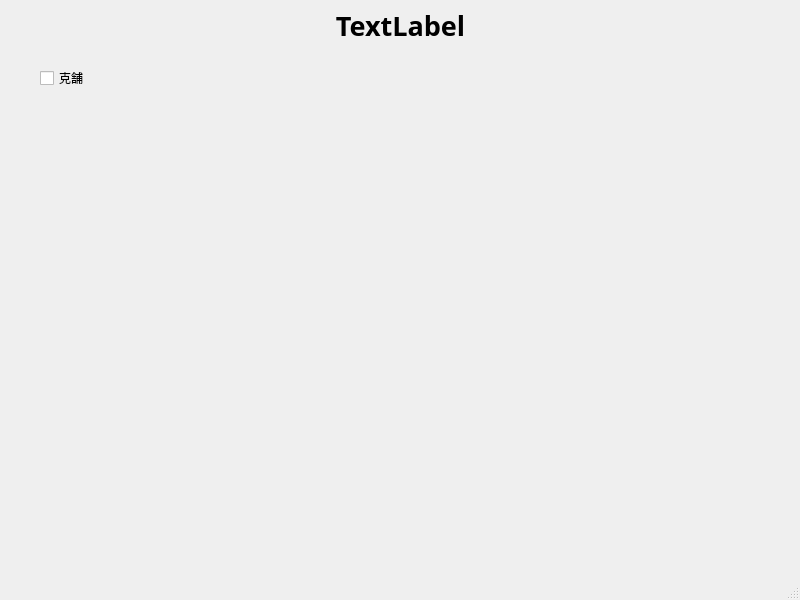
Before: the Qt Designer form Code/PyTick/Scripts/PyTick.ui in Joiner12/Python_M, drawn with Qt 5.
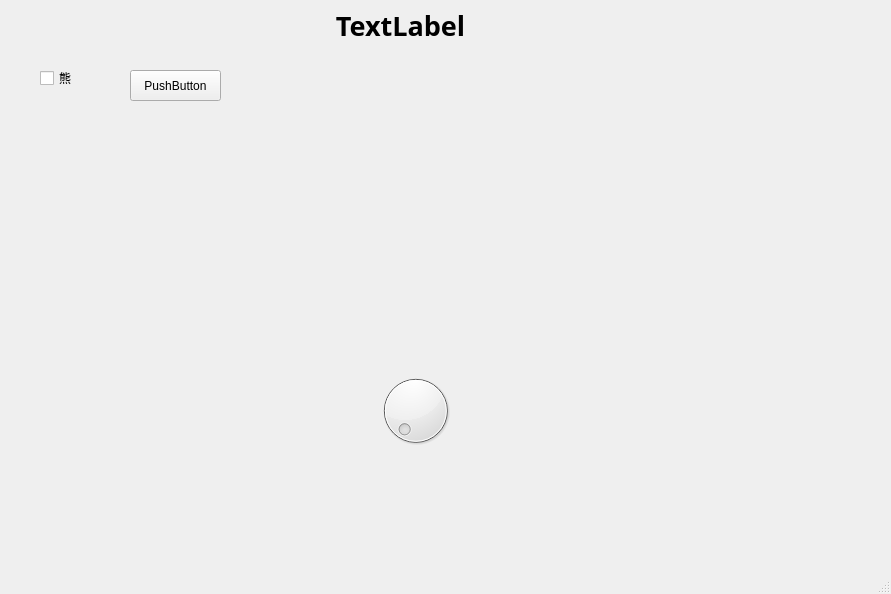
After: the same form once the commit is applied.

Diff of the .ui file:
```diff
--- a/Code/PyTick/Scripts/PyTick.ui
+++ b/Code/PyTick/Scripts/PyTick.ui
@@ -6,8 +6,8 @@
    <rect>
     <x>0</x>
     <y>0</y>
-    <width>800</width>
-    <height>600</height>
+    <width>891</width>
+    <height>594</height>
    </rect>
   </property>
   <property name="windowTitle">
@@ -48,7 +48,30 @@
      </rect>
     </property>
     <property name="text">
-     <string>克舗</string>
+     <string>熊</string>
+    </property>
+   </widget>
+   <widget class="QPushButton" name="pushButton">
+    <property name="geometry">
+     <rect>
+      <x>130</x>
+      <y>70</y>
+      <width>91</width>
+      <height>31</height>
+     </rect>
+    </property>
+    <property name="text">
+     <string>PushButton</string>
+    </property>
+   </widget>
+   <widget class="QDial" name="dial">
+    <property name="geometry">
+     <rect>
+      <x>350</x>
+      <y>370</y>
+      <width>131</width>
+      <height>81</height>
+     </rect>
     </property>
    </widget>
   </widget>
```
